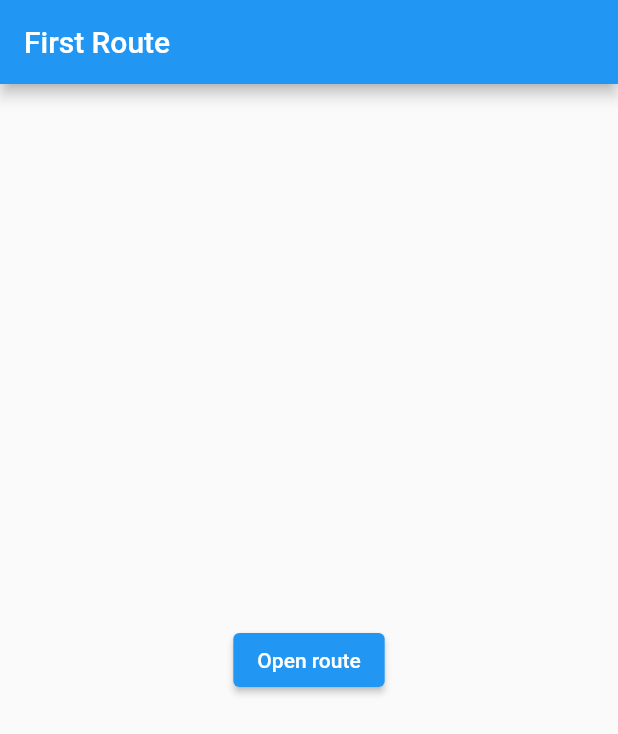
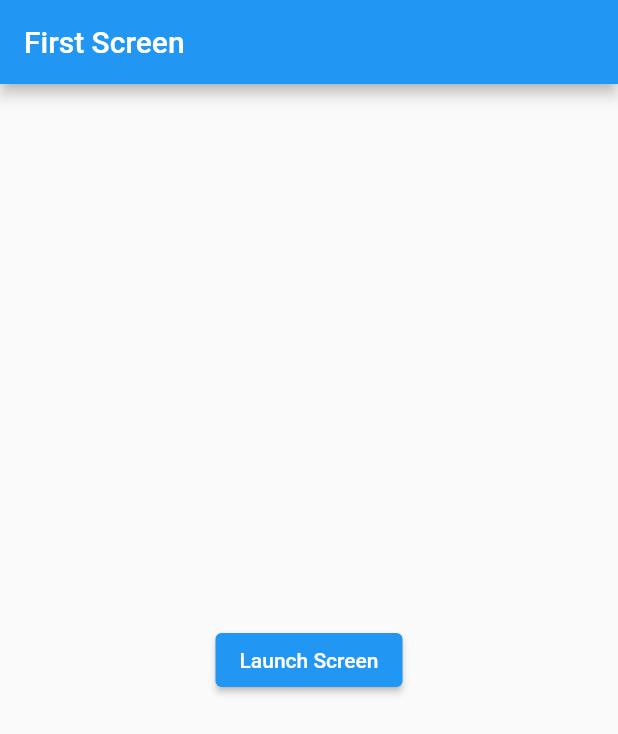
Before and after one commit to aisyahnadhira/flutter_navigation, a Flutter app: the screen it shows after launch, on a phone screen of 412 x 824 dp. Shown: the top 734 px of the screen. Run offline on Flutter 3.47's test engine with Material 2 defaults, Android fonts, the light colour scheme and no system bars.

Commit message:
named route

```diff
--- a/lib/main.dart
+++ b/lib/main.dart
@@ -12,30 +12,29 @@
     return MaterialApp(
       debugShowCheckedModeBanner: false,
       title: 'Navigation',
-      theme: ThemeData(
-        primarySwatch: Colors.blue,
-      ),
-      home: const FirstRoute(),
+      initialRoute: '/',
+        routes: {
+          '/': (context) => const FirstScreen(),
+          '/second': (context) => const SecondScreen(),
+        },
     );
   }
 }
 
-class FirstRoute extends StatelessWidget {
-  const FirstRoute({Key? key}) : super(key: key);
+class FirstScreen extends StatelessWidget {
+  const FirstScreen({Key? key}) : super(key: key);
   @override
   Widget build(BuildContext context) {
     return Scaffold(
       appBar: AppBar(
-        title: const Text('First Route'),
+        title: const Text('First Screen'),
       ),
       body: Center(
         child: ElevatedButton(
-          child: const Text('Open route'),
+          child: const Text('Launch Screen'),
           onPressed: () {
-            Navigator.push(
-              context,
-                MaterialPageRoute(builder: (context) => const SecondRoute()),
-              );
+            Navigator.pushNamed(
+              context,'/second');
           },
         ),
       ),
@@ -43,14 +42,14 @@
   }
 }
 
-class SecondRoute extends StatelessWidget {
-  const SecondRoute({Key? key}) : super(key: key);
+class SecondScreen extends StatelessWidget {
+  const SecondScreen({Key? key}) : super(key: key);
 
   @override
   Widget build(BuildContext context) {
     return Scaffold(
       appBar: AppBar(
-        title: const Text('Second Route'),
+        title: const Text('Second Screen'),
       ),
       body: Center(
         child: ElevatedButton(
```
